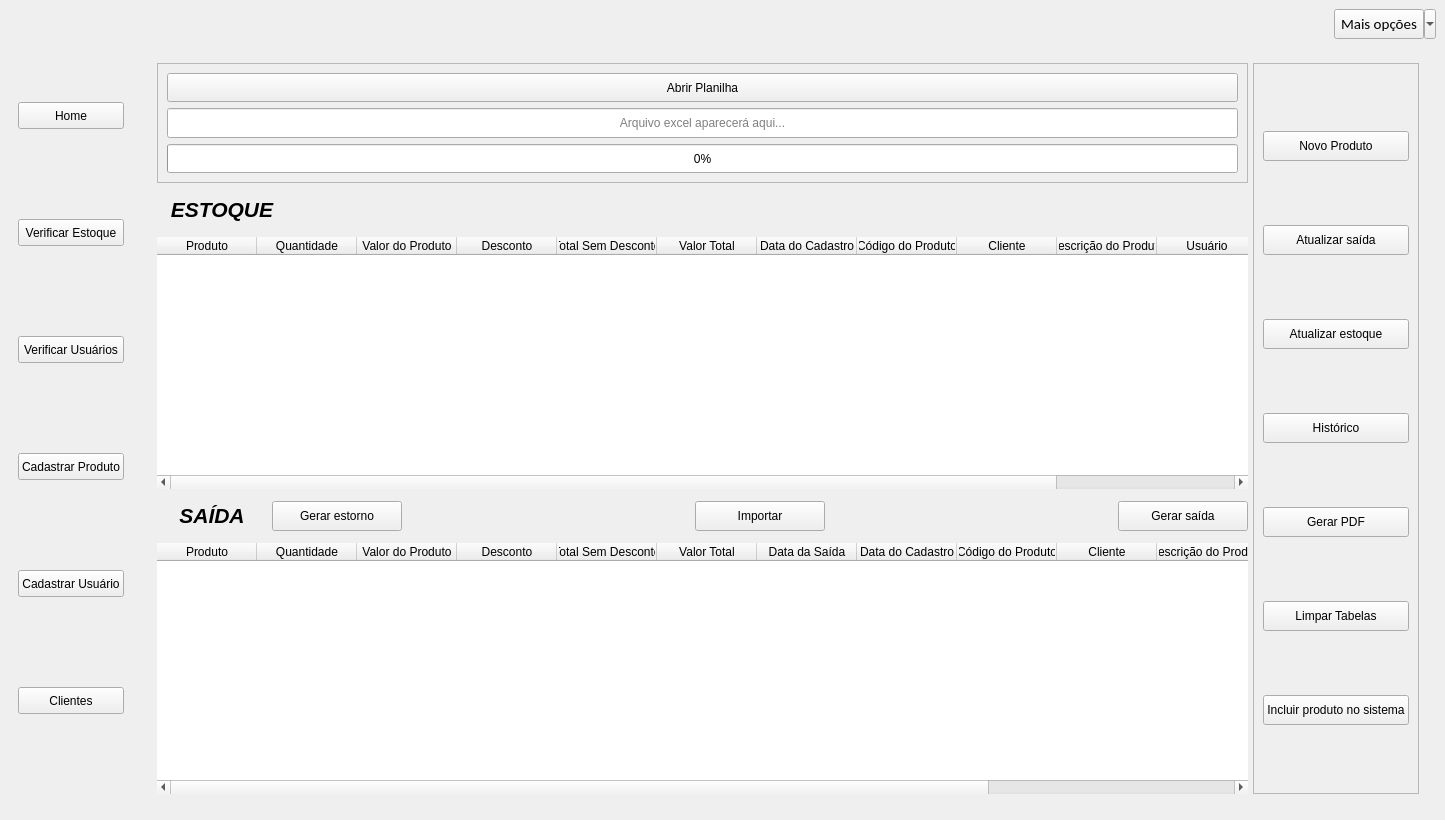
This is novamaine.ui in KevenLucas025/ProjetoERP as Qt 5 draws it before an edit. The edited form follows.
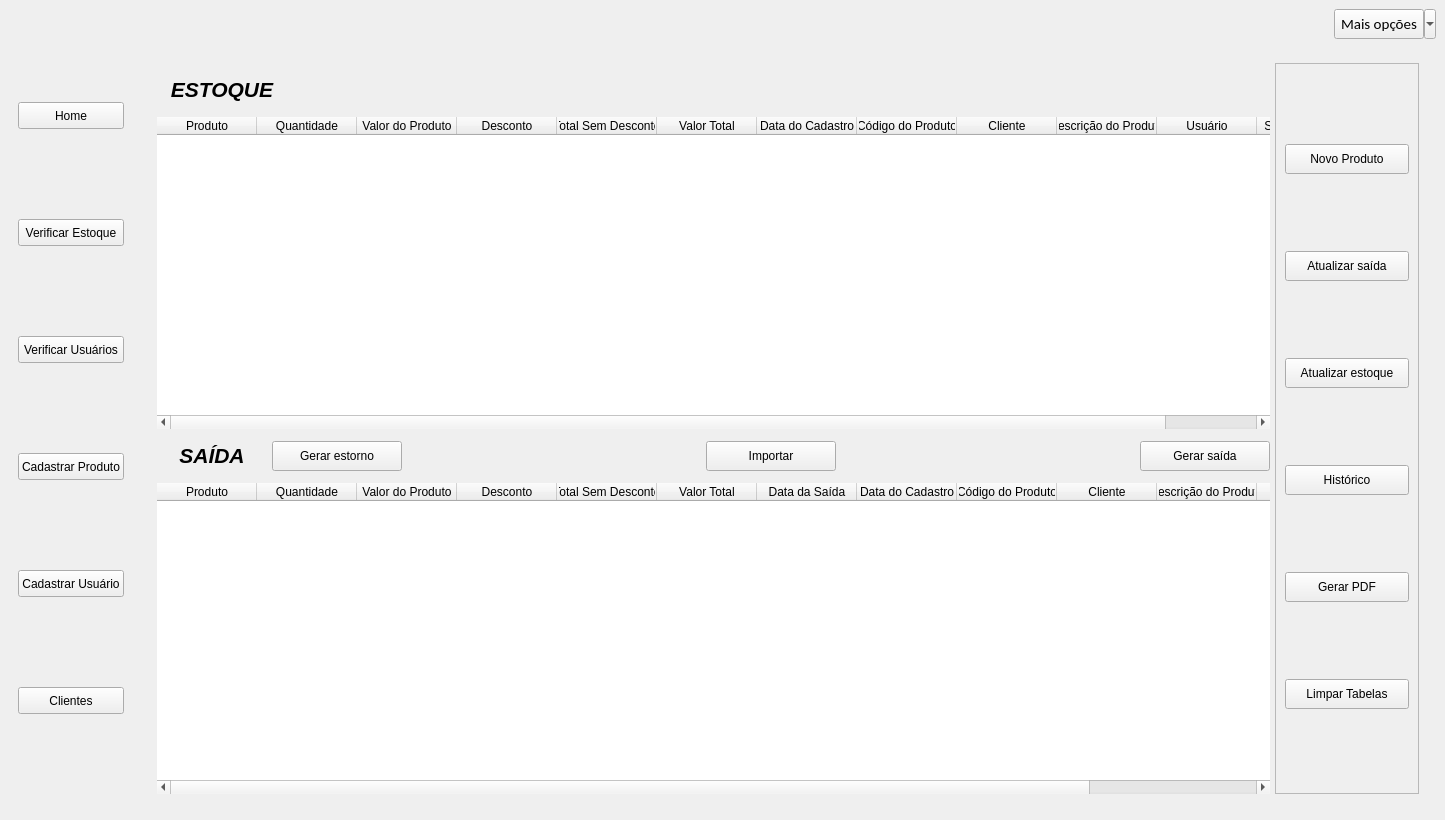
This is the edited form. The open tabs and pages were chosen to show the change. Icons and pictures are not drawn.

Commit message: conferir tudo do sistema para verificar se esta tudo certo

What changed in the file:
```diff
--- a/novamaine.ui
+++ b/novamaine.ui
@@ -614,90 +614,6 @@
              </property>
             </widget>
            </item>
-           <item row="0" column="0" colspan="8">
-            <widget class="QFrame" name="frame_4">
-             <property name="sizePolicy">
-              <sizepolicy hsizetype="Expanding" vsizetype="Expanding">
-               <horstretch>0</horstretch>
-               <verstretch>0</verstretch>
-              </sizepolicy>
-             </property>
-             <property name="maximumSize">
-              <size>
-               <width>16777215</width>
-               <height>120</height>
-              </size>
-             </property>
-             <property name="frameShape">
-              <enum>QFrame::StyledPanel</enum>
-             </property>
-             <property name="frameShadow">
-              <enum>QFrame::Raised</enum>
-             </property>
-             <layout class="QVBoxLayout" name="verticalLayout_2">
-              <item>
-               <widget class="QPushButton" name="btn_abrir_planilha">
-                <property name="sizePolicy">
-                 <sizepolicy hsizetype="Expanding" vsizetype="Expanding">
-                  <horstretch>0</horstretch>
-                  <verstretch>0</verstretch>
-                 </sizepolicy>
-                </property>
-                <property name="cursor">
-                 <cursorShape>PointingHandCursor</cursorShape>
-                </property>
-                <property name="styleSheet">
-                 <string notr="true"/>
-                </property>
-                <property name="text">
-                 <string>Abrir Planilha</string>
-                </property>
-               </widget>
-              </item>
-              <item>
-               <widget class="QLineEdit" name="line_excel">
-                <property name="sizePolicy">
-                 <sizepolicy hsizetype="Expanding" vsizetype="Expanding">
-                  <horstretch>0</horstretch>
-                  <verstretch>0</verstretch>
-                 </sizepolicy>
-                </property>
-                <property name="styleSheet">
-                 <string notr="true"/>
-                </property>
-                <property name="alignment">
-                 <set>Qt::AlignCenter</set>
-                </property>
-                <property name="readOnly">
-                 <bool>true</bool>
-                </property>
-                <property name="placeholderText">
-                 <string>Arquivo excel aparecerá aqui...</string>
-                </property>
-               </widget>
-              </item>
-              <item>
-               <widget class="QProgressBar" name="progress_excel">
-                <property name="sizePolicy">
-                 <sizepolicy hsizetype="Expanding" vsizetype="Expanding">
-                  <horstretch>0</horstretch>
-                  <verstretch>0</verstretch>
-                 </sizepolicy>
-                </property>
-                <property name="styleSheet">
-                 <string notr="true"/>
-                </property>
-                <property name="value">
-                 <number>0</number>
-                </property>
-                <property name="alignment">
-                 <set>Qt::AlignCenter</set>
-                </property>
-               </widget>
-              </item>
-             </layout>
-            </widget>
-           </item>
            <item row="3" column="4">
             <widget class="QPushButton" name="btn_importar">
              <property name="sizePolicy">
@@ -932,31 +848,6 @@
                 </property>
                </widget>
               </item>
-              <item>
-               <widget class="QPushButton" name="btn_incluir_produto_sistema">
-                <property name="sizePolicy">
-                 <sizepolicy hsizetype="Expanding" vsizetype="Expanding">
-                  <horstretch>0</horstretch>
-                  <verstretch>0</verstretch>
-                 </sizepolicy>
-                </property>
-                <property name="maximumSize">
-                 <size>
-                  <width>163</width>
-                  <height>30</height>
-                 </size>
-                </property>
-                <property name="cursor">
-                 <cursorShape>PointingHandCursor</cursorShape>
-                </property>
-                <property name="styleSheet">
-                 <string notr="true"/>
-                </property>
-                <property name="text">
-                 <string>Incluir produto no sistema</string>
-                </property>
-               </widget>
-              </item>
              </layout>
             </widget>
            </item>
```
Left out of the diff: 105 changed lines with no effect on the pictures. The commit also changes 9 other files.
